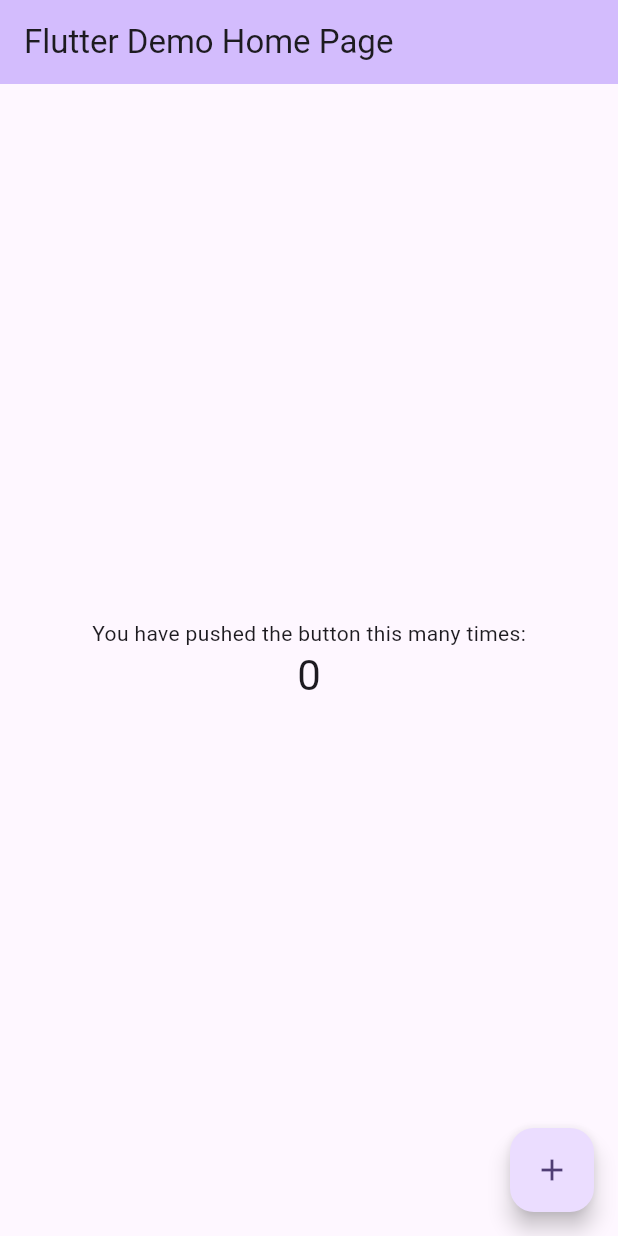
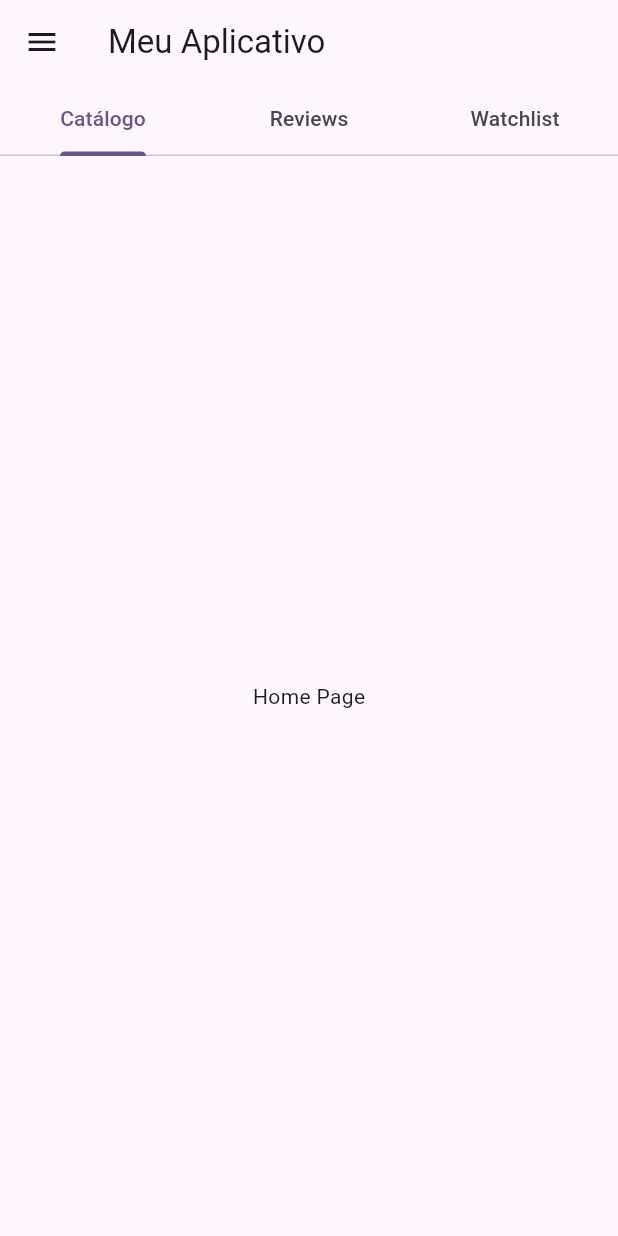
Before and after one commit to b1zz1/movie-watchlist-app, a Flutter app: the screen it shows after launch, on a phone screen of 412 x 824 dp. Run offline on Flutter 3.47's test engine with Material 3 defaults, Android fonts, the phone set to English and light mode, and no system bars.

Commit message:
MWA-002
* MWA-002

- Estruturação do projeto
- Separação das páginas
- Componentização do header
- TabBar abaixo da AppBar
- Navegação entre páginas da TabView

```diff
--- /dev/null
+++ b/lib/components/header.dart
@@ -0,0 +1,29 @@
+import 'package:flutter/material.dart';
+
+class Header extends StatelessWidget implements PreferredSizeWidget{
+  final double screenWidth;
+
+  const Header({super.key, required this.screenWidth});
+
+  @override
+  Widget build(BuildContext context) {
+    return AppBar(
+      leading: IconButton(
+        icon: const Icon(Icons.menu),
+        //t color: const Color(),
+        onPressed: () {},
+    ),
+      title: const Text('Meu Aplicativo'),
+      bottom: const TabBar(
+          tabs: <Widget>[
+            Tab(text: 'Catálogo'),
+            Tab(text: 'Reviews'),
+            Tab(text: 'Watchlist'),
+          ]
+      ),
+    );
+  }
+
+  @override
+  Size get preferredSize => const Size.fromHeight(kToolbarHeight + kTextTabBarHeight);
+}
--- a/lib/main.dart
+++ b/lib/main.dart
@@ -1,125 +1,45 @@
 import 'package:flutter/material.dart';
+// Screens
+import 'package:movie_watchlist_app/screens/home.dart';
+import 'package:movie_watchlist_app/screens/movie/details.dart';
+import 'package:movie_watchlist_app/screens/movie/reviews.dart';
+import 'package:movie_watchlist_app/screens/user/watchlist.dart';
+//Components
+import 'components/header.dart';
+
 
 void main() {
-  runApp(const MyApp());
+  runApp(MaterialApp(
+    title: 'Flutter Demo',
+    theme: ThemeData(
+      colorScheme: ColorScheme.fromSeed(seedColor: Colors.deepPurple),
+      useMaterial3: true,
+    ),
+    home: Layout(),
+    debugShowCheckedModeBanner: false,
+  ));
 }
 
-class MyApp extends StatelessWidget {
-  const MyApp({super.key});
+class Layout extends StatelessWidget {
+  const Layout({super.key});
 
-  // This widget is the root of your application.
   @override
   Widget build(BuildContext context) {
-    return MaterialApp(
-      title: 'Flutter Demo',
-      theme: ThemeData(
-        // This is the theme of your application.
-        //
-        // TRY THIS: Try running your application with "flutter run". You'll see
-        // the application has a purple toolbar. Then, without quitting the app,
-        // try changing the seedColor in the colorScheme below to Colors.green
-        // and then invoke "hot reload" (save your changes or press the "hot
-        // reload" button in a Flutter-supported IDE, or press "r" if you used
-        // the command line to start the app).
-        //
-        // Notice that the counter didn't reset back to zero; the application
-        // state is not lost during the reload. To reset the state, use hot
-        // restart instead.
-        //
-        // This works for code too, not just values: Most code changes can be
-        // tested with just a hot reload.
-        colorScheme: ColorScheme.fromSeed(seedColor: Colors.deepPurple),
-        useMaterial3: true,
-      ),
-      home: const MyHomePage(title: 'Flutter Demo Home Page'),
+    final screenWidth = MediaQuery.of(context).size.width;
+    //final screenHeight = MediaQuery.of(context).size.height;
+
+    return DefaultTabController(
+        length: 3,
+        child: Scaffold(
+            appBar: Header(screenWidth: screenWidth),
+            body: TabBarView(
+                children: [
+                  Home(),
+                  Reviews(),
+                  Watchlist(),
+                ]
+            )
+        )
     );
   }
 }
-
-class MyHomePage extends StatefulWidget {
-  const MyHomePage({super.key, required this.title});
-
-  // This widget is the home page of your application. It is stateful, meaning
-  // that it has a State object (defined below) that contains fields that affect
-  // how it looks.
-
-  // This class is the configuration for the state. It holds the values (in this
-  // case the title) provided by the parent (in this case the App widget) and
-  // used by the build method of the State. Fields in a Widget subclass are
-  // always marked "final".
-
-  final String title;
-
-  @override
-  State<MyHomePage> createState() => _MyHomePageState();
-}
-
-class _MyHomePageState extends State<MyHomePage> {
-  int _counter = 0;
-
-  void _incrementCounter() {
-    setState(() {
-      // This call to setState tells the Flutter framework that something has
-      // changed in this State, which causes it to rerun the build method below
-      // so that the display can reflect the updated values. If we changed
-      // _counter without calling setState(), then the build method would not be
-      // called again, and so nothing would appear to happen.
-      _counter++;
-    });
-  }
-
-  @override
-  Widget build(BuildContext context) {
-    // This method is rerun every time setState is called, for instance as done
-    // by the _incrementCounter method above.
-    //
-    // The Flutter framework has been optimized to make rerunning build methods
-    // fast, so that you can just rebuild anything that needs updating rather
-    // than having to individually change instances of widgets.
-    return Scaffold(
-      appBar: AppBar(
-        // TRY THIS: Try changing the color here to a specific color (to
-        // Colors.amber, perhaps?) and trigger a hot reload to see the AppBar
-        // change color while the other colors stay the same.
-        backgroundColor: Theme.of(context).colorScheme.inversePrimary,
-        // Here we take the value from the MyHomePage object that was created by
-        // the App.build method, and use it to set our appbar title.
-        title: Text(widget.title),
-      ),
-      body: Center(
-        // Center is a layout widget. It takes a single child and positions it
-        // in the middle of the parent.
-        child: Column(
-          // Column is also a layout widget. It takes a list of children and
-          // arranges them vertically. By default, it sizes itself to fit its
-          // children horizontally, and tries to be as tall as its parent.
-          //
-          // Column has various properties to control how it sizes itself and
-          // how it positions its children. Here we use mainAxisAlignment to
-          // center the children vertically; the main axis here is the vertical
-          // axis because Columns are vertical (the cross axis would be
-          // horizontal).
-          //
-          // TRY THIS: Invoke "debug painting" (choose the "Toggle Debug Paint"
-          // action in the IDE, or press "p" in the console), to see the
-          // wireframe for each widget.
-          mainAxisAlignment: MainAxisAlignment.center,
-          children: <Widget>[
-            const Text(
-              'You have pushed the button this many times:',
-            ),
-            Text(
-              '$_counter',
-              style: Theme.of(context).textTheme.headlineMedium,
-            ),
-          ],
-        ),
-      ),
-      floatingActionButton: FloatingActionButton(
-        onPressed: _incrementCounter,
-        tooltip: 'Increment',
-        child: const Icon(Icons.add),
-      ), // This trailing comma makes auto-formatting nicer for build methods.
-    );
-  }
-}
--- /dev/null
+++ b/lib/screens/home.dart
@@ -0,0 +1,13 @@
+import 'package:flutter/material.dart';
+
+class Home extends StatelessWidget {
+  const Home({super.key});
+
+  @override
+  Widget build(BuildContext context) {
+
+    return Center(
+          child: Text('Home Page')
+    );
+  }
+}
--- /dev/null
+++ b/lib/screens/movie/reviews.dart
@@ -0,0 +1,13 @@
+import 'package:flutter/material.dart';
+
+class Reviews extends StatelessWidget {
+  const Reviews ({super.key});
+
+  @override
+  Widget build(BuildContext context) {
+
+    return Center(
+        child: Text('Reviews Page')
+    );
+  }
+}
--- /dev/null
+++ b/lib/screens/user/watchlist.dart
@@ -0,0 +1,13 @@
+import 'package:flutter/material.dart';
+
+class Watchlist extends StatelessWidget {
+  const Watchlist ({super.key});
+
+  @override
+  Widget build(BuildContext context) {
+
+    return Center(
+        child: Text('Watchlist Page')
+    );
+  }
+}
```
Also changed, not shown: lib/screens/movie/details.dart (added), lib/screens/user/login.dart (added), 1 other file.
